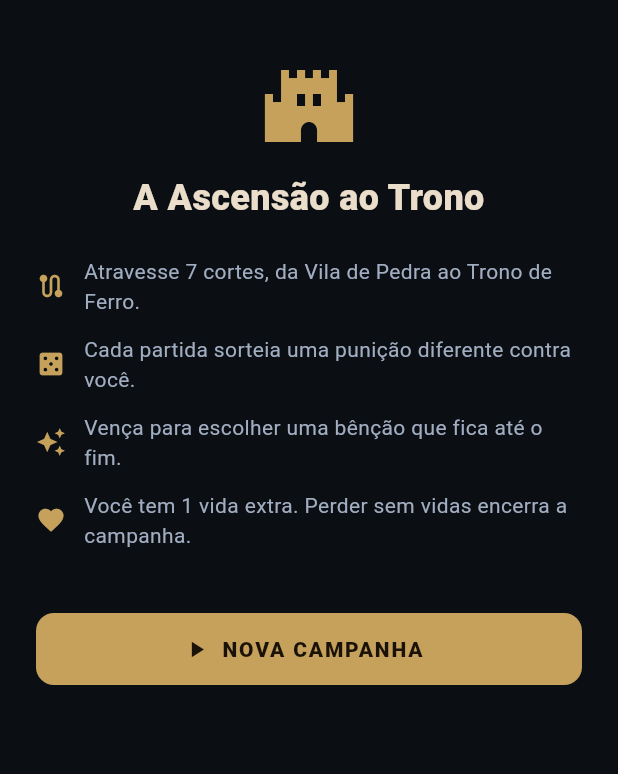
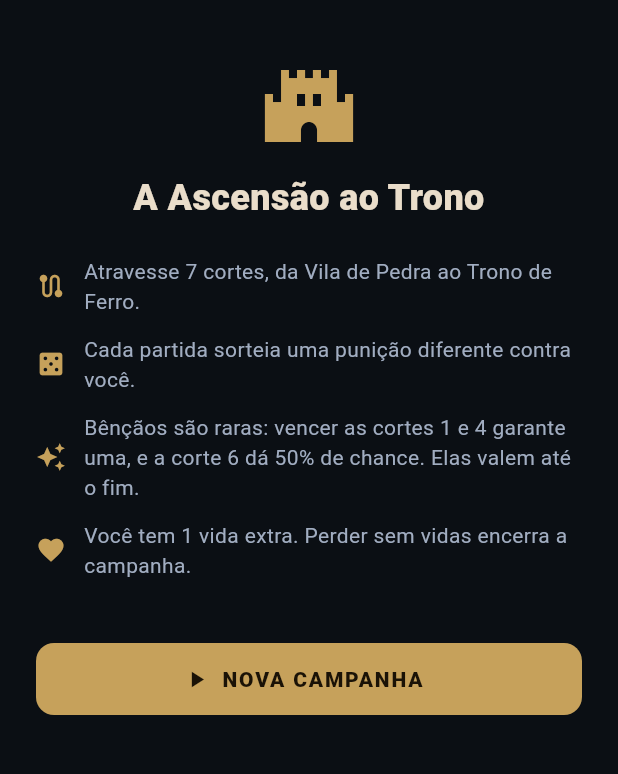
Before and after one commit to edsoncantuaria/coup-online, a Flutter app: the screen it shows after launch, after a tap on "CAMPANHA", on a phone screen of 412 x 824 dp, the part 62-836 px from its top. Run offline on Flutter 3.47's test engine with Material 3 defaults, Android fonts, the phone set to English and light mode, and no system bars; our stand-ins replace shared_preferences, socket_io_client; missing offline and left inert: flutter_webrtc.

Commit message:
Campanha: bênçãos raras (cortes 1 e 4, e 50% na 6)
Vencer as cortes 1 e 4 garante uma bênção; a corte 6 sorteia com 50% de
chance. O caminho das cortes marca onde há bênção, e a tela inicial e a
introdução explicam a regra.

Co-Authored-By: Claude Opus 5.5 (1M context) <noreply@anthropic.com>
Claude-Session: https://claude.ai/code/session_01ADsAsBCbVYnr6N9dzNHEua

```diff
--- a/flutter_app/lib/campaign/campaign.dart
+++ b/flutter_app/lib/campaign/campaign.dart
@@ -176,6 +176,21 @@ const curseInfo = {
 };
 
 // ----------------------------------------------------------------- bênçãos
+
+/// Bênçãos são raras: vencer estas cortes (índice a partir de 0) garante
+/// uma; vencer a [luckyCourt] dá só uma chance.
+const blessingCourts = {0, 3};
+const luckyCourt = 5;
+const luckyChance = 0.5;
+
+/// Como a vitória na corte [i] recompensa: garantida, sorte ou nada.
+enum BlessingReward { none, sure, chance }
+
+BlessingReward blessingRewardAt(int i) => blessingCourts.contains(i)
+    ? BlessingReward.sure
+    : i == luckyCourt
+    ? BlessingReward.chance
+    : BlessingReward.none;
 
 enum BlessingId {
   inheritance,
@@ -360,7 +375,17 @@ class CampaignRun {
       status = RunStatus.won;
       return;
     }
-    offer = _rollOffer(rng);
+    if (blessingCourts.contains(court) ||
+        (court == luckyCourt && rng.nextDouble() < luckyChance)) {
+      offer = _rollOffer(rng);
+    } else {
+      _advance(rng);
+    }
+  }
+
+  void _advance(Random rng) {
+    court += 1;
+    rollCurses(rng);
   }
 
   List<BlessingId> _rollOffer(Random rng) {
@@ -377,8 +402,7 @@ class CampaignRun {
     blessings.add(b);
     if (b == BlessingId.secondChance) lives += 1;
     offer = [];
-    court += 1;
-    rollCurses(rng);
+    _advance(rng);
   }
 
   Map<String, dynamic> toJson() => {
--- a/flutter_app/lib/ui/screens/home_screen.dart
+++ b/flutter_app/lib/ui/screens/home_screen.dart
@@ -754,7 +754,7 @@ class _CampaignCard extends StatelessWidget {
                     Text(
                       run == null
                           ? 'Sete cortes até o trono. Cada partida sorteia '
-                                'uma punição; cada vitória, uma bênção.'
+                                'uma punição, e as bênçãos são raras.'
                           : 'Você está na ${courts[run.court].name}.',
                       style: const TextStyle(
                         fontSize: 13,
```
Also changed, not shown: flutter_app/lib/ui/screens/campaign_screen.dart (+53 -5 lines), 4 other files.
